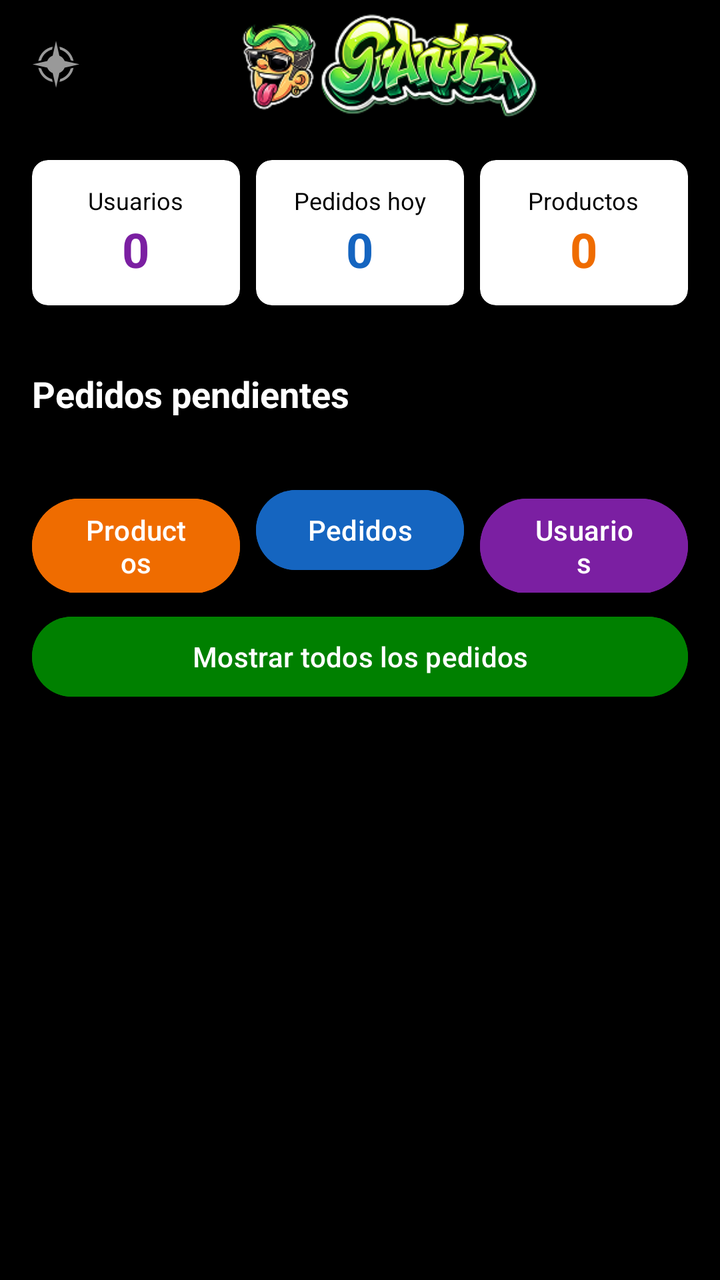
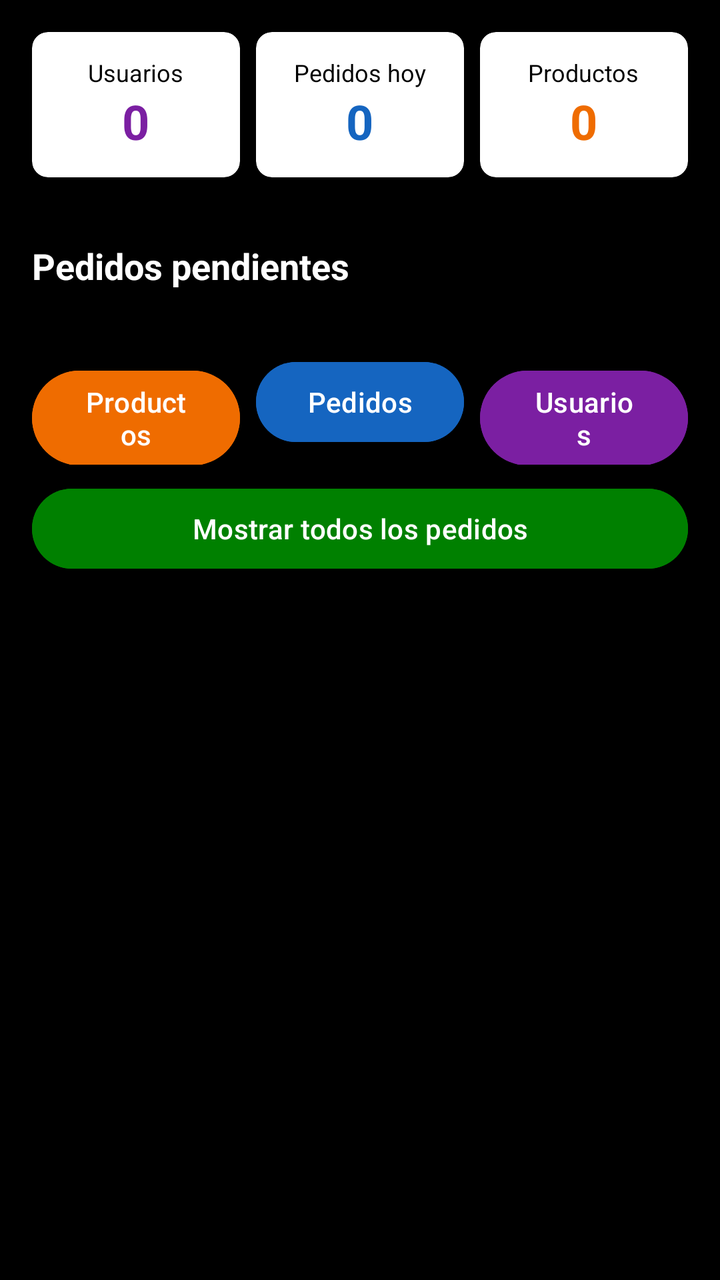

An Android layout rendered at two revisions. The XML below is the earlier revision; the diff shows what the commit changed to produce the second picture.
<!-- AndroidManifest.xml: application theme Theme.GranineaApp -->
<!-- res/layout/activity_admin.xml -->
<?xml version="1.0" encoding="utf-8"?>
<androidx.drawerlayout.widget.DrawerLayout
    xmlns:android="http://schemas.android.com/apk/res/android"
    xmlns:app="http://schemas.android.com/apk/res-auto"
    xmlns:tools="http://schemas.android.com/tools"
    android:id="@+id/drawerLayout"
    android:layout_width="match_parent"
    android:layout_height="match_parent"
    android:background="@color/black"
    tools:context=".ui.main.admin.AdminActivity">

    
    <androidx.coordinatorlayout.widget.CoordinatorLayout
        android:layout_width="match_parent"
        android:layout_height="match_parent">

        
        <com.google.android.material.appbar.AppBarLayout
            android:layout_width="match_parent"
            android:layout_height="wrap_content">

            <include layout="@layout/toolbar_admin" />

        </com.google.android.material.appbar.AppBarLayout>

        
        <FrameLayout
            android:id="@+id/contenedorFragments"
            android:layout_width="match_parent"
            android:layout_height="match_parent"
            android:visibility="gone"
            app:layout_behavior="@string/appbar_scrolling_view_behavior" />

        
        <androidx.core.widget.NestedScrollView
            android:id="@+id/contenidoHome"
            android:layout_width="match_parent"
            android:layout_height="match_parent"
            app:layout_behavior="@string/appbar_scrolling_view_behavior">

            <LinearLayout
                android:layout_width="match_parent"
                android:layout_height="wrap_content"
                android:orientation="vertical">

                
                <LinearLayout
                    android:id="@+id/statsContainer"
                    android:layout_width="match_parent"
                    android:layout_height="wrap_content"
                    android:orientation="horizontal"
                    android:padding="16dp">

                    
                    <androidx.cardview.widget.CardView
                        android:layout_width="0dp"
                        android:layout_height="wrap_content"
                        android:layout_weight="1"
                        android:layout_marginEnd="8dp"
                        app:cardCornerRadius="8dp"
                        app:cardElevation="2dp">

                        <LinearLayout
                            android:layout_width="match_parent"
                            android:layout_height="wrap_content"
                            android:orientation="vertical"
                            android:padding="12dp"
                            android:gravity="center">

                            <TextView
                                android:layout_width="wrap_content"
                                android:layout_height="wrap_content"
                                android:text="@string/usuarios"
                                android:textSize="12sp"
                                android:textColor="@color/black" />

                            <TextView
                                android:id="@+id/tvAdminUsuariosCount"
                                android:layout_width="wrap_content"
                                android:layout_height="wrap_content"
                                android:text="@string/_0"
                                android:textSize="24sp"
                                android:textStyle="bold"
                                android:textColor="@color/purple" />
                        </LinearLayout>
                    </androidx.cardview.widget.CardView>

                    
                    <androidx.cardview.widget.CardView
                        android:layout_width="0dp"
                        android:layout_height="wrap_content"
                        android:layout_weight="1"
                        android:layout_marginEnd="8dp"
                        app:cardCornerRadius="8dp"
                        app:cardElevation="2dp">

                        <LinearLayout
                            android:layout_width="match_parent"
                            android:layout_height="wrap_content"
                            android:orientation="vertical"
                            android:padding="12dp"
                            android:gravity="center">

                            <TextView
                                android:layout_width="wrap_content"
                                android:layout_height="wrap_content"
                                android:text="@string/pedidos_hoy"
                                android:textSize="12sp"
                                android:textColor="@color/black" />

                            <TextView
                                android:id="@+id/tvAdminPedidosCount"
                                android:layout_width="wrap_content"
                                android:layout_height="wrap_content"
                                android:text="@string/_2"
                                android:textSize="24sp"
                                android:textStyle="bold"
                                android:textColor="@color/blue" />
                        </LinearLayout>
                    </androidx.cardview.widget.CardView>

                    
                    <androidx.cardview.widget.CardView
                        android:layout_width="0dp"
                        android:layout_height="wrap_content"
                        android:layout_weight="1"
                        app:cardCornerRadius="8dp"
                        app:cardElevation="2dp">

                        <LinearLayout
                            android:layout_width="match_parent"
                            android:layout_height="wrap_content"
                            android:orientation="vertical"
                            android:padding="12dp"
                            android:gravity="center">

                            <TextView
                                android:layout_width="wrap_content"
                                android:layout_height="wrap_content"
                                android:text="@string/productos"
                                android:textSize="12sp"
                                android:textColor="@color/black" />

                            <TextView
                                android:id="@+id/tvAdminProductosCount"
                                android:layout_width="wrap_content"
                                android:layout_height="wrap_content"
                                android:text="@string/_3"
                                android:textSize="24sp"
                                android:textStyle="bold"
                                android:textColor="@color/orange" />
                        </LinearLayout>
                    </androidx.cardview.widget.CardView>
                </LinearLayout>

                
                <TextView
                    android:id="@+id/tvPendingOrdersTitle"
                    android:layout_width="match_parent"
                    android:layout_height="wrap_content"
                    android:text="@string/pedidos_pendientes"
                    android:textSize="18sp"
                    android:textStyle="bold"
                    android:padding="16dp"
                    android:textColor="@color/white" />

                <androidx.recyclerview.widget.RecyclerView
                    android:id="@+id/rvAdminPedidosPendientes"
                    android:layout_width="match_parent"
                    android:layout_height="wrap_content"
                    android:paddingHorizontal="16dp"
                    android:clipToPadding="false"
                    tools:listitem="@layout/item_pedido_admin" />

                
                <LinearLayout
                    android:id="@+id/buttonsContainer"
                    android:layout_width="match_parent"
                    android:layout_height="wrap_content"
                    android:orientation="vertical"
                    android:padding="16dp">

                    <LinearLayout
                        android:layout_width="match_parent"
                        android:layout_height="wrap_content"
                        android:orientation="horizontal">

                        <Button
                            android:id="@+id/btnAdminGestionarProductos"
                            android:layout_width="0dp"
                            android:layout_height="wrap_content"
                            android:layout_weight="1"
                            android:layout_marginEnd="8dp"
                            android:text="@string/productos1"
                            android:backgroundTint="@color/orange"
                            android:textColor="@color/white" />

                        <Button
                            android:id="@+id/btnAdminGestionarPedidos"
                            android:layout_width="0dp"
                            android:layout_height="wrap_content"
                            android:layout_weight="1"
                            android:layout_marginEnd="8dp"
                            android:text="@string/pedidos"
                            android:backgroundTint="@color/blue"
                            android:textColor="@color/white" />

                        <Button
                            android:id="@+id/btnAdminGestionarUsuarios"
                            android:layout_width="0dp"
                            android:layout_height="wrap_content"
                            android:layout_weight="1"
                            android:text="@string/usuarios1"
                            android:backgroundTint="@color/purple"
                            android:textColor="@color/white" />
                    </LinearLayout>

                    <Button
                        android:id="@+id/btnAdminMostrarTodos"
                        android:layout_width="match_parent"
                        android:layout_height="wrap_content"
                        android:layout_marginTop="8dp"
                        android:text="@string/mostrar_todos_los_pedidos1"
                        android:backgroundTint="@color/green"
                        android:textColor="@color/white" />
                </LinearLayout>
            </LinearLayout>
        </androidx.core.widget.NestedScrollView>
    </androidx.coordinatorlayout.widget.CoordinatorLayout>

    
    <com.google.android.material.navigation.NavigationView
        android:id="@+id/navigationView"
        android:layout_width="wrap_content"
        android:layout_height="match_parent"
        android:layout_gravity="start"
        android:background="@color/black"
        app:headerLayout="@layout/nav_header_admin"
        app:menu="@menu/menu_lateral_admin"
        app:itemIconTint="@color/white"
        app:itemTextColor="@color/white" />

</androidx.drawerlayout.widget.DrawerLayout>
<!-- res/layout/toolbar_admin.xml (included above) -->
<?xml version="1.0" encoding="utf-8"?>
<androidx.appcompat.widget.Toolbar
    xmlns:android="http://schemas.android.com/apk/res/android"
    xmlns:app="http://schemas.android.com/apk/res-auto"
    android:id="@+id/toolbarAdmin"
    android:layout_width="match_parent"
    android:layout_height="?attr/actionBarSize"
    android:background="@color/black"
    android:elevation="4dp"
    app:logo="@drawable/iconohorizontal"
    app:navigationIcon="@android:drawable/ic_menu_compass"
    app:titleEnabled="false" />
<!-- res/layout/item_pedido_admin.xml (included above) -->
<?xml version="1.0" encoding="utf-8"?>
<androidx.cardview.widget.CardView
    xmlns:android="http://schemas.android.com/apk/res/android"
    xmlns:app="http://schemas.android.com/apk/res-auto"
    android:layout_width="match_parent"
    android:layout_height="wrap_content"
    android:layout_marginBottom="8dp"
    app:cardCornerRadius="8dp"
    app:cardElevation="2dp">

    <LinearLayout
        android:layout_width="match_parent"
        android:layout_height="wrap_content"
        android:orientation="vertical"
        android:padding="12dp">

        
        <LinearLayout
            android:layout_width="match_parent"
            android:layout_height="wrap_content"
            android:orientation="horizontal"
            android:gravity="center_vertical">

            <TextView
                android:id="@+id/tvPedidoTitulo"
                android:layout_width="0dp"
                android:layout_height="wrap_content"
                android:layout_weight="1"
                android:text="Pedido #32"
                android:textSize="16sp"
                android:textStyle="bold"
                android:textColor="@color/text_primary" />

            <TextView
                android:id="@+id/tvPedidoEstado"
                android:layout_width="wrap_content"
                android:layout_height="wrap_content"
                android:text="PENDIENTE"
                android:textSize="11sp"
                android:textStyle="bold"
                android:paddingHorizontal="8dp"
                android:paddingVertical="4dp"
                android:background="@color/estado_pendiente"
                android:textColor="@color/text_white" />
        </LinearLayout>

        
        <TextView
            android:id="@+id/tvPedidoDetalle"
            android:layout_width="match_parent"
            android:layout_height="wrap_content"
            android:text="Detalle del pedido"
            android:textSize="13sp"
            android:textColor="@color/text_secondary"
            android:layout_marginTop="4dp" />

        
        <LinearLayout
            android:layout_width="match_parent"
            android:layout_height="wrap_content"
            android:orientation="horizontal"
            android:layout_marginTop="12dp">

            <Button
                android:id="@+id/btnVerDetallePedido"
                android:layout_width="0dp"
                android:layout_height="wrap_content"
                android:layout_weight="1"
                android:layout_marginEnd="6dp"
                android:text="Ver Detalle"
                android:textSize="11sp"
                android:backgroundTint="@color/color_pedidos"
                android:textColor="@color/text_white" />

            <Button
                android:id="@+id/btnMarcarEntregado"
                android:layout_width="0dp"
                android:layout_height="wrap_content"
                android:layout_weight="1"
                android:layout_marginStart="6dp"
                android:text="Entregado"
                android:textSize="11sp"
                android:backgroundTint="@color/estado_entregado"
                android:textColor="@color/text_white" />
        </LinearLayout>

    </LinearLayout>
</androidx.cardview.widget.CardView>
<!-- res/layout/nav_header_admin.xml (included above) -->
<?xml version="1.0" encoding="utf-8"?>
<LinearLayout
    xmlns:android="http://schemas.android.com/apk/res/android"
    xmlns:app="http://schemas.android.com/apk/res-auto"
    android:layout_width="match_parent"
    android:layout_height="176dp"
    android:background="@color/green"
    android:gravity="bottom"
    android:orientation="vertical"
    android:padding="16dp"
    android:theme="@style/ThemeOverlay.AppCompat.Dark">

    <ImageView
        android:id="@+id/ivAdminProfile"
        android:layout_width="64dp"
        android:layout_height="64dp"
        android:icon="@drawable/ic_home"
        android:contentDescription="Foto de perfil"
        app:tint="@color/text_white" />

    <TextView
        android:id="@+id/tvAdminName"
        android:layout_width="wrap_content"
        android:layout_height="wrap_content"
        android:text="Administrador"
        android:textSize="16sp"
        android:textStyle="bold"
        android:textColor="@color/text_white"
        android:layout_marginTop="8dp" />

    <TextView
        android:id="@+id/tvAdminEmail"
        android:layout_width="wrap_content"
        android:layout_height="wrap_content"
        android:text="admin@graninea.com"
        android:textSize="14sp"
        android:textColor="@color/text_white" />

</LinearLayout>
<!-- resources referenced by this layout -->
<resources>
  <color name="black">#000000</color>
  <color name="blue">#1565C0</color>
  <color name="color_pedidos">#1565C0</color>
  <color name="estado_entregado">#388E3C</color>
  <color name="estado_pendiente">#FFA000</color>
  <color name="green">#008000</color>
  <color name="orange">#EF6C00</color>
  <color name="purple">#7B1FA2</color>
  <color name="text_primary">#1A1A1A</color>
  <color name="text_secondary">#AAAAAA</color>
  <color name="text_white">#FFFFFF</color>
  <color name="white">#FFFFFF</color>
  <!-- drawable ic_home: png bitmap (drawable, 1047462 bytes) -->
  <!-- drawable iconohorizontal: png bitmap (drawable, 45442 bytes) -->
  <string name="_0">0</string>
  <string name="_2">0</string>
  <string name="_3">0</string>
  <string name="mostrar_todos_los_pedidos1">Mostrar todos los pedidos</string>
  <string name="pedidos">Pedidos</string>
  <string name="pedidos_hoy">Pedidos hoy</string>
  <string name="pedidos_pendientes">Pedidos pendientes</string>
  <string name="productos">Productos</string>
  <string name="productos1">Productos</string>
  <string name="usuarios">Usuarios</string>
  <string name="usuarios1">Usuarios</string>
  <style name="Theme.GranineaApp" parent="Base.Theme.GranineaApp" />
  <style name="Base.Theme.GranineaApp" parent="Theme.Material3.DayNight.NoActionBar">
          
          
          <item name="android:statusBarColor">@color/black</item>
  
      </style>
</resources>

<!-- the commit's change to res/layout/activity_admin.xml (unified diff, before → after) -->
@@ -19,7 +19,7 @@
             android:layout_width="match_parent"
             android:layout_height="wrap_content">
 
-            <include layout="@layout/toolbar_admin" />
+             />
 
         </com.google.android.material.appbar.AppBarLayout>
 
@@ -228,32 +228,9 @@
         </androidx.core.widget.NestedScrollView>
     </androidx.coordinatorlayout.widget.CoordinatorLayout>
 
-    
-    <com.google.android.material.navigation.NavigationView
-        android:id="@+id/navigationView"
-        android:layout_width="wrap_content"
-        android:layout_height="match_parent"
-        android:layout_gravity="start"
-        android:background="@color/black"
-        app:headerLayout="@layout/nav_header_admin"
-        app:menu="@menu/menu_lateral_admin"
-        app:itemIconTint="@color/white"
-        app:itemTextColor="@color/white" />
+
 
 </androidx.drawerlayout.widget.DrawerLayout>
-<!-- res/layout/toolbar_admin.xml (included above) -->
-<?xml version="1.0" encoding="utf-8"?>
-<androidx.appcompat.widget.Toolbar
-    xmlns:android="http://schemas.android.com/apk/res/android"
-    xmlns:app="http://schemas.android.com/apk/res-auto"
-    android:id="@+id/toolbarAdmin"
-    android:layout_width="match_parent"
-    android:layout_height="?attr/actionBarSize"
-    android:background="@color/black"
-    android:elevation="4dp"
-    app:logo="@drawable/iconohorizontal"
-    app:navigationIcon="@android:drawable/ic_menu_compass"
-    app:titleEnabled="false" />
 <!-- res/layout/item_pedido_admin.xml (included above) -->
 <?xml version="1.0" encoding="utf-8"?>
 <androidx.cardview.widget.CardView
@@ -343,43 +320,3 @@
 
     </LinearLayout>
 </androidx.cardview.widget.CardView>
-<!-- res/layout/nav_header_admin.xml (included above) -->
-<?xml version="1.0" encoding="utf-8"?>
-<LinearLayout
-    xmlns:android="http://schemas.android.com/apk/res/android"
-    xmlns:app="http://schemas.android.com/apk/res-auto"
-    android:layout_width="match_parent"
-    android:layout_height="176dp"
-    android:background="@color/green"
-    android:gravity="bottom"
-    android:orientation="vertical"
-    android:padding="16dp"
-    android:theme="@style/ThemeOverlay.AppCompat.Dark">
-
-    <ImageView
-        android:id="@+id/ivAdminProfile"
-        android:layout_width="64dp"
-        android:layout_height="64dp"
-        android:icon="@drawable/ic_home"
-        android:contentDescription="Foto de perfil"
-        app:tint="@color/text_white" />
-
-    <TextView
-        android:id="@+id/tvAdminName"
-        android:layout_width="wrap_content"
-        android:layout_height="wrap_content"
-        android:text="Administrador"
-        android:textSize="16sp"
-        android:textStyle="bold"
-        android:textColor="@color/text_white"
-        android:layout_marginTop="8dp" />
-
-    <TextView
-        android:id="@+id/tvAdminEmail"
-        android:layout_width="wrap_content"
-        android:layout_height="wrap_content"
-        android:text="admin@graninea.com"
-        android:textSize="14sp"
-        android:textColor="@color/text_white" />
-
-</LinearLayout>
<!-- resource entries referenced after the edit -->
@@ -12,8 +12,6 @@
   <color name="text_secondary">#AAAAAA</color>
   <color name="text_white">#FFFFFF</color>
   <color name="white">#FFFFFF</color>
-  <!-- drawable ic_home: png bitmap (drawable, 1047462 bytes) -->
-  <!-- drawable iconohorizontal: png bitmap (drawable, 45442 bytes) -->
   <string name="_0">0</string>
   <string name="_2">0</string>
   <string name="_3">0</string>
@@ -27,10 +25,11 @@
   <string name="usuarios1">Usuarios</string>
   <style name="Theme.GranineaApp" parent="Base.Theme.GranineaApp" />
   <style name="Base.Theme.GranineaApp" parent="Theme.Material3.DayNight.NoActionBar">
-          
-          
-          <item name="android:statusBarColor">@color/black</item>
-  
-      </style>
+      
+      <item name="colorPrimary">@color/black</item>
+      <item name="android:statusBarColor">@color/black</item>
+      
+      <item name="android:windowLightStatusBar">false</item>
+  </style>
 </resources>
 
